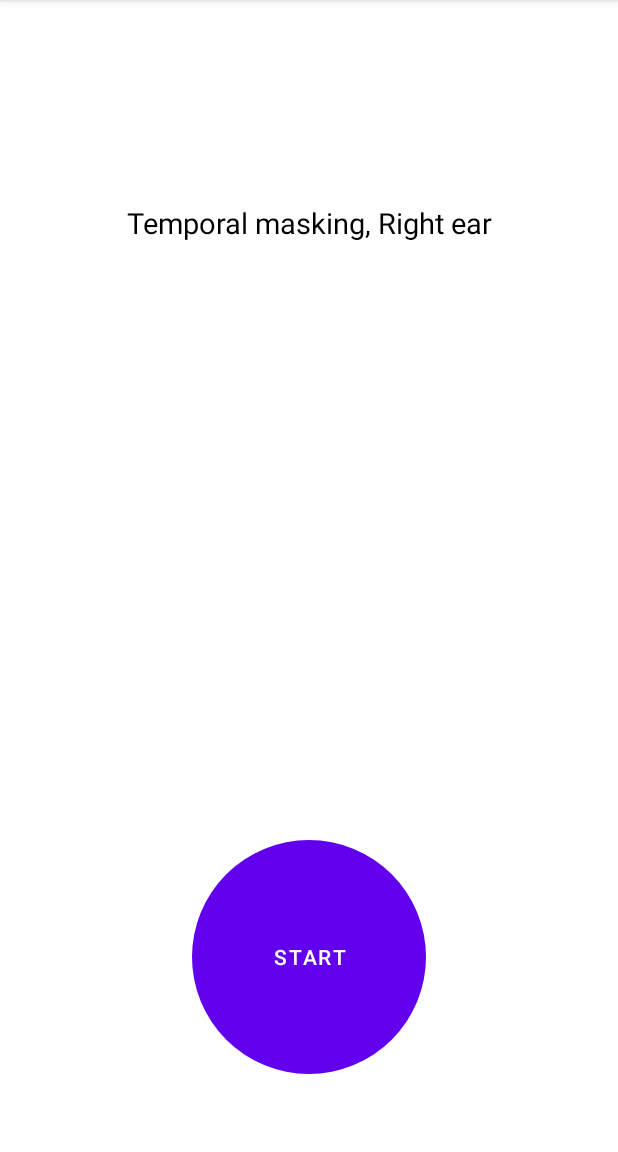
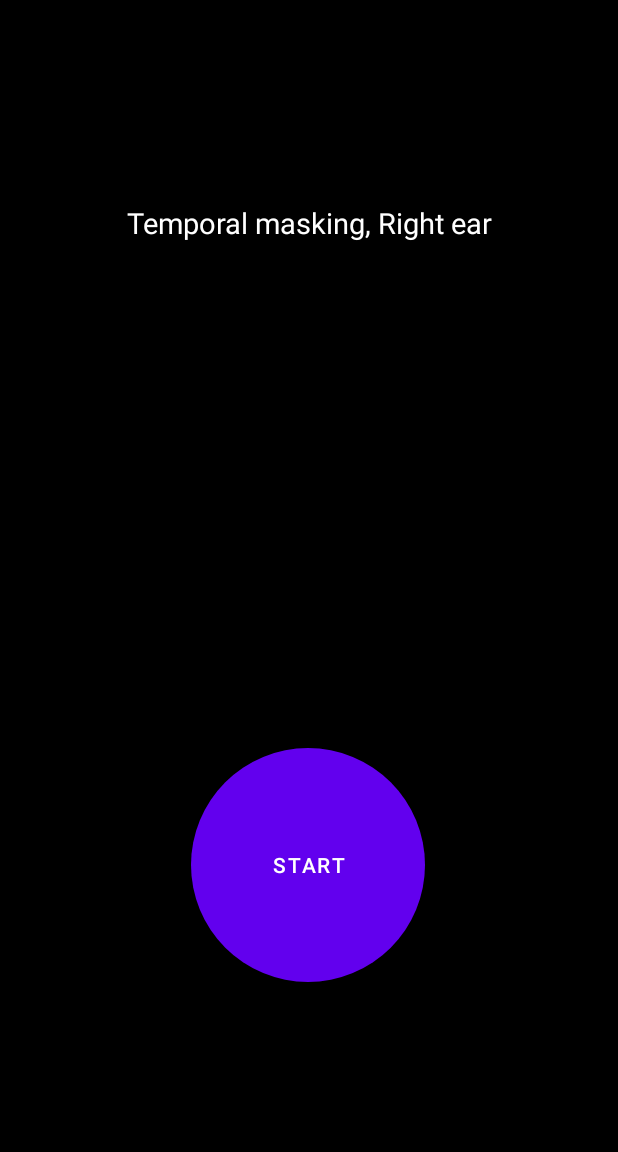
Before and after one commit to inomie/HearingTest, an Android app: the MainActivity screen opened directly, with no data from a screen before it, on a phone screen of 412 x 824 dp, the part 84-1236 px from its top. Run offline under Robolectric (Android 15) with nearby library versions, the phone set to English and light mode, and no system bars; our stand-ins replace sdp/ssp sizes; 2 statements that could not run were skipped.

Commit message:
Fixed button layout

```diff
--- a/app/src/main/AndroidManifest.xml
+++ b/app/src/main/AndroidManifest.xml
@@ -6,9 +6,13 @@
         android:minSdkVersion="19"
         android:maxSdkVersion="31"/>
 
-    <uses-permission android:name="android.permission.BLUETOOTH_ADMIN" ></uses-permission>
-    <uses-permission android:name="android.permission.BLUETOOTH" ></uses-permission>
-    <uses-permission android:name="android.permission.BLUETOOTH_CONNECT"></uses-permission>
+    <uses-permission android:name="android.permission.BLUETOOTH_ADMIN" />
+    <uses-permission android:name="android.permission.BLUETOOTH" />
+    <uses-permission android:name="android.permission.BLUETOOTH_CONNECT" />
+    <uses-permission
+        android:name="android.permission.WRITE_EXTERNAL_STORAGE"
+        android:maxSdkVersion="28"
+        />
 
     <application
         android:allowBackup="true"
--- a/app/src/main/java/com/example/hearingtest/activities/MainActivity.java
+++ b/app/src/main/java/com/example/hearingtest/activities/MainActivity.java
@@ -14,6 +14,7 @@ import android.media.AudioManager;
 import android.media.MediaPlayer;
 import android.net.Uri;
 import android.os.Bundle;
+import android.os.Environment;
 import android.os.Handler;
 import android.os.Looper;
 import android.os.Message;
@@ -531,7 +532,7 @@ public class MainActivity extends AppCompatActivity implements View.OnTouchListe
     private void init() {
         mediaPlayer = new MediaPlayer();
         executor = Executors.newSingleThreadExecutor();
-        pathWav = "/storage/emulated/0/Download/test.wav";
+        pathWav = "/storage/emulated/0/Download/HearingTestSound.wav";
         waveHeader = new WaveHeader();
         audioManager = (AudioManager) getSystemService(Context.AUDIO_SERVICE);
         setMaxVolume();
@@ -1077,6 +1078,8 @@ public class MainActivity extends AppCompatActivity implements View.OnTouchListe
             stream.write(sound);
             stream.close();
 
+
+
         } catch (Exception e){
             e.printStackTrace();
         }
--- a/app/src/main/res/layout/activity_main.xml
+++ b/app/src/main/res/layout/activity_main.xml
@@ -1,10 +1,10 @@
 <?xml version="1.0" encoding="utf-8"?>
-<androidx.constraintlayout.widget.ConstraintLayout xmlns:android="http://schemas.android.com/apk/res/android"
+<LinearLayout xmlns:android="http://schemas.android.com/apk/res/android"
     xmlns:app="http://schemas.android.com/apk/res-auto"
     xmlns:tools="http://schemas.android.com/tools"
     android:layout_width="match_parent"
     android:layout_height="match_parent"
-    android:background="@color/white"
+    android:background="@color/black"
     android:clipToPadding="false"
     android:orientation="vertical"
     android:overScrollMode="never"
@@ -60,19 +60,24 @@
         android:layout_marginTop="@dimen/_80sdp"
         android:gravity="center"
         android:text="Temporal masking, Right ear"
-        android:textColor="@color/black"
+        android:textColor="@color/white"
         android:textSize="@dimen/_15sdp"
         app:layout_constraintTop_toTopOf="parent"
         tools:layout_editor_absoluteX="64dp" />
 
+    <androidx.constraintlayout.widget.ConstraintLayout
+        android:layout_width="match_parent"
+        android:layout_height="match_parent">
 
-    <com.google.android.material.button.MaterialButton
+        <Button
             android:id="@+id/StartButton"
             android:layout_width="@dimen/_120sdp"
             android:layout_height="@dimen/_120sdp"
             android:layout_gravity="center"
-        android:layout_marginTop="526dp"
-        android:layout_marginBottom="18dp"
+            android:layout_marginStart="96dp"
+            android:layout_marginTop="319dp"
+            android:layout_marginEnd="97dp"
+            android:layout_marginBottom="64dp"
             android:background="@drawable/roundedbutton"
             android:contentDescription="@null"
             android:text="@string/start"
@@ -82,13 +87,15 @@
             app:layout_constraintStart_toStartOf="parent"
             app:layout_constraintTop_toTopOf="parent" />
 
-    <com.google.android.material.button.MaterialButton
+        <Button
             android:id="@+id/pressButton"
             android:layout_width="@dimen/_120sdp"
             android:layout_height="@dimen/_120sdp"
             android:layout_gravity="center"
-        android:layout_marginTop="526dp"
-        android:layout_marginBottom="18dp"
+            android:layout_marginStart="96dp"
+            android:layout_marginTop="319dp"
+            android:layout_marginEnd="97dp"
+            android:layout_marginBottom="64dp"
             android:background="@drawable/roundedbutton"
             android:contentDescription="@null"
             android:text="@string/press"
@@ -97,15 +104,18 @@
             app:layout_constraintBottom_toBottomOf="parent"
             app:layout_constraintEnd_toEndOf="parent"
             app:layout_constraintStart_toStartOf="parent"
-        app:layout_constraintTop_toTopOf="parent" />
+            app:layout_constraintTop_toTopOf="parent"
+            />
 
-    <com.google.android.material.button.MaterialButton
+        <Button
             android:id="@+id/StartAudioButton"
             android:layout_width="@dimen/_120sdp"
             android:layout_height="@dimen/_120sdp"
             android:layout_gravity="center"
-        android:layout_marginTop="526dp"
-        android:layout_marginBottom="18dp"
+            android:layout_marginStart="96dp"
+            android:layout_marginTop="319dp"
+            android:layout_marginEnd="97dp"
+            android:layout_marginBottom="64dp"
             android:background="@drawable/roundedbutton"
             android:contentDescription="@null"
             android:text="@string/start"
@@ -114,15 +124,18 @@
             app:layout_constraintBottom_toBottomOf="parent"
             app:layout_constraintEnd_toEndOf="parent"
             app:layout_constraintStart_toStartOf="parent"
-        app:layout_constraintTop_toTopOf="parent" />
+            app:layout_constraintTop_toTopOf="parent"
+            />
 
-    <com.google.android.material.button.MaterialButton
+        <Button
             android:id="@+id/StartTemporalButton"
             android:layout_width="@dimen/_120sdp"
             android:layout_height="@dimen/_120sdp"
             android:layout_gravity="center"
-        android:layout_marginTop="526dp"
-        android:layout_marginBottom="18dp"
+            android:layout_marginStart="96dp"
+            android:layout_marginTop="319dp"
+            android:layout_marginEnd="97dp"
+            android:layout_marginBottom="64dp"
             android:background="@drawable/roundedbutton"
             android:contentDescription="@null"
             android:text="@string/start"
@@ -131,15 +144,18 @@
             app:layout_constraintBottom_toBottomOf="parent"
             app:layout_constraintEnd_toEndOf="parent"
             app:layout_constraintStart_toStartOf="parent"
-        app:layout_constraintTop_toTopOf="parent" />
+            app:layout_constraintTop_toTopOf="parent"
+            />
 
-    <com.google.android.material.button.MaterialButton
+        <Button
             android:id="@+id/StartLeftAudioButton"
             android:layout_width="@dimen/_120sdp"
             android:layout_height="@dimen/_120sdp"
             android:layout_gravity="center"
-        android:layout_marginTop="526dp"
-        android:layout_marginBottom="18dp"
+            android:layout_marginStart="96dp"
+            android:layout_marginTop="319dp"
+            android:layout_marginEnd="97dp"
+            android:layout_marginBottom="64dp"
             android:background="@drawable/roundedbutton"
             android:contentDescription="@null"
             android:text="@string/start"
@@ -148,15 +164,18 @@
             app:layout_constraintBottom_toBottomOf="parent"
             app:layout_constraintEnd_toEndOf="parent"
             app:layout_constraintStart_toStartOf="parent"
-        app:layout_constraintTop_toTopOf="parent" />
+            app:layout_constraintTop_toTopOf="parent"
+            />
 
-    <com.google.android.material.button.MaterialButton
+        <Button
             android:id="@+id/SendData"
             android:layout_width="@dimen/_120sdp"
             android:layout_height="@dimen/_120sdp"
             android:layout_gravity="center"
-        android:layout_marginTop="526dp"
-        android:layout_marginBottom="18dp"
+            android:layout_marginStart="96dp"
+            android:layout_marginTop="319dp"
+            android:layout_marginEnd="97dp"
+            android:layout_marginBottom="64dp"
             android:background="@drawable/roundedbutton"
             android:contentDescription="@null"
             android:text="Send"
@@ -165,7 +184,9 @@
             app:layout_constraintBottom_toBottomOf="parent"
             app:layout_constraintEnd_toEndOf="parent"
             app:layout_constraintStart_toStartOf="parent"
-        app:layout_constraintTop_toTopOf="parent" />
+            app:layout_constraintTop_toTopOf="parent"
+            />
+    </androidx.constraintlayout.widget.ConstraintLayout>
 
 
-</androidx.constraintlayout.widget.ConstraintLayout>
+</LinearLayout>
```
Lines whose indentation alone changed are shown as unchanged.
